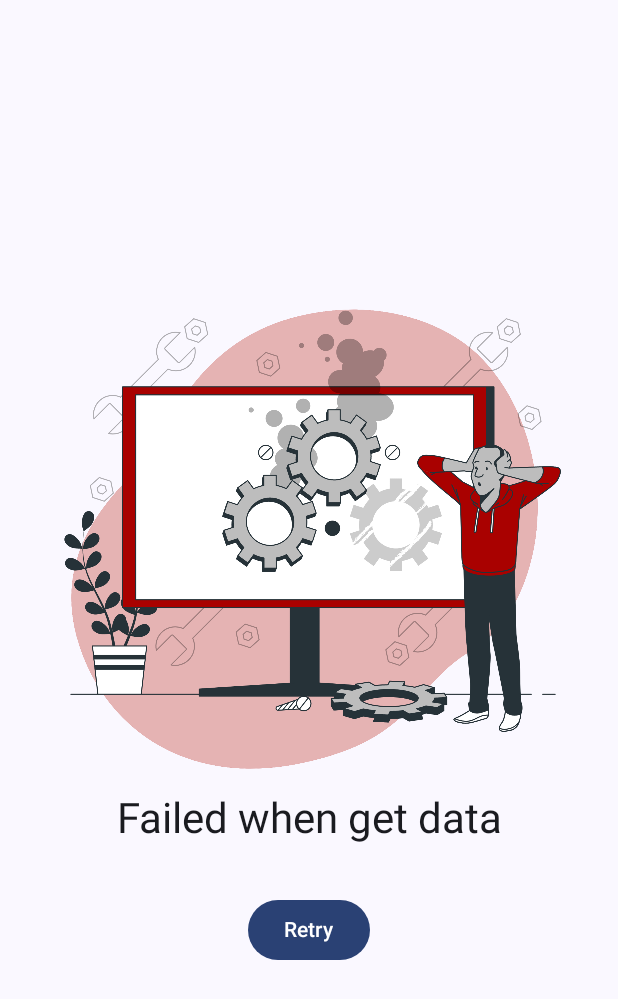
After one commit to irlfdyh/Ubersnap-TodoApp, an Android app built with Jetpack Compose: the composable ErrorScreen shown on its own in the app's theme, on a phone screen of 412 x 824 dp. The commit adds this screen. Shown: the top 999 px of the screen. Run offline under Robolectric (Android 15) with nearby library versions, the phone set to English and light mode, and no system bars.

Commit message:
ui: feature: list: prepare ui to show list of data

```diff
--- /dev/null
+++ b/app/src/main/java/com/ubersnap/challange/todo/app/ui/component/ErrorScreen.kt
@@ -0,0 +1,61 @@
+package com.ubersnap.challange.todo.app.ui.component
+
+import androidx.compose.foundation.Image
+import androidx.compose.foundation.layout.Arrangement
+import androidx.compose.foundation.layout.Column
+import androidx.compose.foundation.layout.Spacer
+import androidx.compose.foundation.layout.fillMaxSize
+import androidx.compose.foundation.layout.fillMaxWidth
+import androidx.compose.foundation.layout.height
+import androidx.compose.foundation.layout.padding
+import androidx.compose.material3.Button
+import androidx.compose.material3.MaterialTheme
+import androidx.compose.material3.Text
+import androidx.compose.runtime.Composable
+import androidx.compose.ui.Alignment
+import androidx.compose.ui.Modifier
+import androidx.compose.ui.res.painterResource
+import androidx.compose.ui.res.stringResource
+import androidx.compose.ui.text.style.TextAlign
+import androidx.compose.ui.tooling.preview.Devices
+import androidx.compose.ui.tooling.preview.Preview
+import androidx.compose.ui.unit.dp
+import com.ubersnap.challange.todo.app.R
+
+@Composable
+fun ErrorScreen(
+    modifier: Modifier = Modifier,
+    onRetryAction: () -> Unit = { }
+) {
+    Column(
+        modifier = modifier
+            .fillMaxSize()
+            .padding(32.dp),
+        verticalArrangement = Arrangement.Center,
+        horizontalAlignment = Alignment.CenterHorizontally
+    ) {
+        Image(
+            painter = painterResource(id = R.drawable.img_error),
+            contentDescription = stringResource(id = R.string.str_get_data_failed)
+        )
+        Text(
+            text = stringResource(id = R.string.str_get_data_failed),
+            modifier = Modifier.fillMaxWidth(),
+            textAlign = TextAlign.Center,
+            style = MaterialTheme.typography.headlineMedium
+        )
+        Spacer(modifier = Modifier.height(32.dp))
+        Button(onClick = onRetryAction) {
+            Text(text = stringResource(id = R.string.str_retry))
+        }
+    }
+}
+
+@Composable
+@Preview(
+    showBackground = true,
+    device = Devices.PIXEL_4_XL
+)
+private fun ErrorScreenPreview() {
+    ErrorScreen()
+}
--- a/app/src/main/res/values/strings.xml
+++ b/app/src/main/res/values/strings.xml
@@ -1,3 +1,7 @@
 <resources>
     <string name="app_name">Ubersnap Todo App</string>
+    <string name="cd_add_todo">Add new todo</string>
+    <string name="str_no_data_available">No data available</string>
+    <string name="str_retry">Retry</string>
+    <string name="str_get_data_failed">Failed when get data</string>
 </resources>
```
Also changed, not shown: app/src/main/java/com/ubersnap/challange/todo/app/ui/LoadState.kt (added, +8 -0 lines), app/src/main/java/com/ubersnap/challange/todo/app/ui/component/EmptyScreen.kt (added, +49 -0 lines), app/src/main/java/com/ubersnap/challange/todo/app/ui/component/LoadingScreen.kt (added, +29 -0 lines), app/src/main/java/com/ubersnap/challange/todo/app/ui/feature/list/TodoListScreen.kt (added, +156 -0 lines), app/src/main/java/com/ubersnap/challange/todo/app/ui/feature/list/TodoListViewModel.kt (added, +60 -0 lines), app/src/main/res/raw/loading.json (added, +1 -0 lines), app/src/main/res/drawable/img_error.png (added), app/src/main/res/drawable/img_no_data.png (added).
